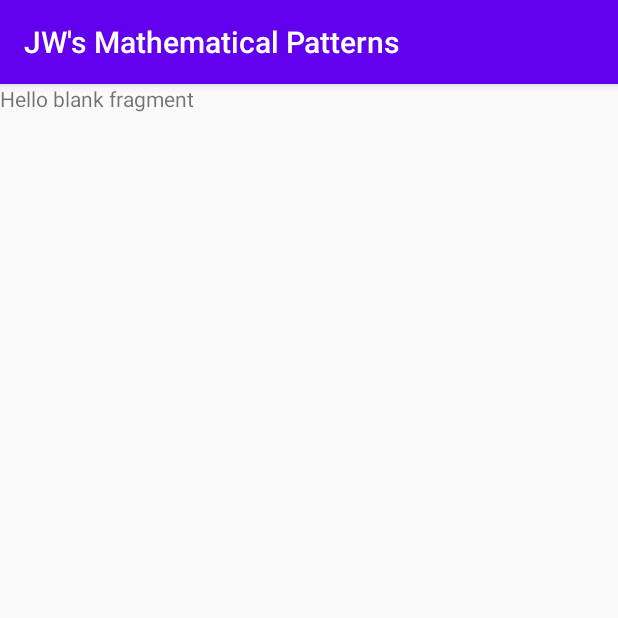
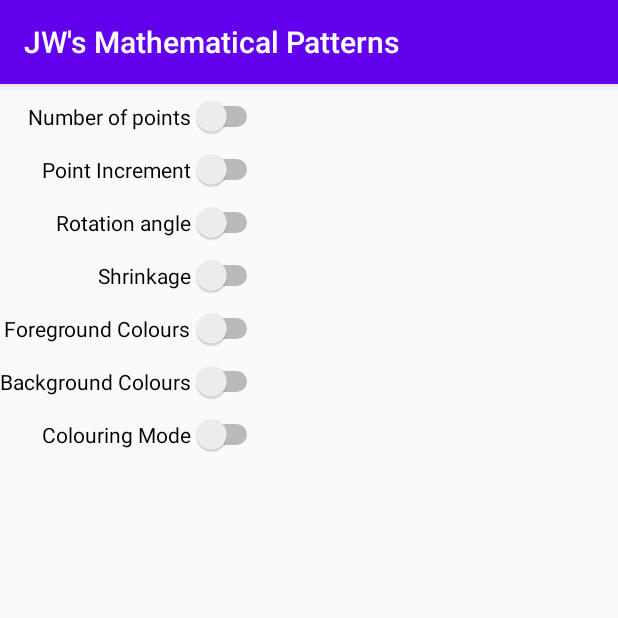
Before and after one commit to EddAardvark/android_app_1, an Android app: the fragment StarAnimationSettings shown on its own in the app's theme, on a phone screen of 412 x 824 dp, the top half of it. Run offline under Robolectric (Android 15) with nearby library versions, the phone set to English and light mode, and no system bars.

Commit message:
Populated the randomiser settings tab

```diff
--- a/app/src/main/java/com/dialogs/ManageStarSettings.java
+++ b/app/src/main/java/com/dialogs/ManageStarSettings.java
@@ -125,6 +125,8 @@ public class ManageStarSettings extends DialogFragment {
                 case R.id.ok_button:
                     if (m_animation_fragment.onAccept () && m_pattern_fragment.onAccept() && m_randomiser_fragment.onAccept ()) {
                         dismiss ();
+
+                        m_randomiser_fragment.UpdateSettings();
                         m_result.UpdateStarSettings(m_id, m_settings.toBundle());
                     }
                     break;
--- a/app/src/main/java/com/patterns/StarAnimationSettings.java
+++ b/app/src/main/java/com/patterns/StarAnimationSettings.java
@@ -51,7 +51,8 @@ public class StarAnimationSettings extends Fragment {
     public View onCreateView(LayoutInflater inflater, ViewGroup container,
                              Bundle savedInstanceState) {
         // Inflate the layout for this fragment
-        return inflater.inflate(R.layout.star_settings_animation, container, false);
+        View v =  inflater.inflate(R.layout.star_settings_randomiser, container, false);
+        return v;
     }
 
     public boolean onAccept() {
--- a/app/src/main/java/com/patterns/StarBasicSettings.java
+++ b/app/src/main/java/com/patterns/StarBasicSettings.java
@@ -49,7 +49,6 @@ public class StarBasicSettings extends Fragment {
      * @return A new instance of fragment StarrandomiserSettings.
      */
     public static StarBasicSettings newInstance(StarSettings settings) {
-
 
         StarBasicSettings fragment = new StarBasicSettings();
         fragment.setSettings(settings);
--- a/app/src/main/res/layout/activity_main.xml
+++ b/app/src/main/res/layout/activity_main.xml
@@ -1,5 +1,6 @@
 <?xml version="1.0" encoding="utf-8"?>
-<androidx.constraintlayout.widget.ConstraintLayout xmlns:android="http://schemas.android.com/apk/res/android"
+<androidx.constraintlayout.widget.ConstraintLayout
+    xmlns:android="http://schemas.android.com/apk/res/android"
     xmlns:app="http://schemas.android.com/apk/res-auto"
     xmlns:tools="http://schemas.android.com/tools"
     android:layout_width="match_parent"
--- a/app/src/main/res/layout/star_settings_animation.xml
+++ b/app/src/main/res/layout/star_settings_animation.xml
@@ -1,13 +1,20 @@
-<FrameLayout xmlns:android="http://schemas.android.com/apk/res/android"
+<androidx.constraintlayout.widget.ConstraintLayout
+    xmlns:android="http://schemas.android.com/apk/res/android"
+    xmlns:app="http://schemas.android.com/apk/res-auto"
     xmlns:tools="http://schemas.android.com/tools"
-    android:layout_width="match_parent"
-    android:layout_height="match_parent"
-    tools:context="com.patterns.StarAnimationSettings">
+    android:layout_width="wrap_content"
+    android:layout_height="wrap_content">
 
-    <!-- TODO: Update blank fragment layout -->
+
     <TextView
-        android:layout_width="match_parent"
-        android:layout_height="match_parent"
-        android:text="@string/hello_blank_fragment" />
+        android:id="@+id/tv4"
+        android:layout_width="wrap_content"
+        android:layout_height="wrap_content"
+        android:layout_marginTop="24dp"
+        android:text="Animation"
+        android:textAppearance="@style/TextAppearance.AppCompat.Large"
+        app:layout_constraintLeft_toLeftOf="parent"
+        app:layout_constraintRight_toRightOf="parent"
+        app:layout_constraintTop_toTopOf="parent" />
 
-</FrameLayout>
+</androidx.constraintlayout.widget.ConstraintLayout>
--- a/app/src/main/res/layout/star_settings_randomiser.xml
+++ b/app/src/main/res/layout/star_settings_randomiser.xml
@@ -1,13 +1,72 @@
-<FrameLayout xmlns:android="http://schemas.android.com/apk/res/android"
+<androidx.constraintlayout.widget.ConstraintLayout
+    xmlns:android="http://schemas.android.com/apk/res/android"
+    xmlns:app="http://schemas.android.com/apk/res-auto"
     xmlns:tools="http://schemas.android.com/tools"
-    android:layout_width="match_parent"
-    android:layout_height="match_parent"
-    tools:context="com.patterns.StarRandomiserSettings">
+    android:layout_width="wrap_content"
+    android:layout_height="wrap_content">
 
-    <!-- TODO: Update blank fragment layout -->
-    <TextView
-        android:layout_width="match_parent"
-        android:layout_height="match_parent"
-        android:text="@string/hello_blank_fragment" />
+    <Switch
+        android:id="@+id/num_points"
+        android:layout_width="wrap_content"
+        android:layout_height="wrap_content"
+        android:layout_marginTop="@dimen/spacing_medium"
+        android:text="Number of points"
+        app:layout_constraintEnd_toEndOf="parent"
+        app:layout_constraintTop_toTopOf="parent" />
 
-</FrameLayout>
+    <Switch
+        android:id="@+id/point_step"
+        android:layout_width="wrap_content"
+        android:layout_height="wrap_content"
+        android:layout_marginTop="@dimen/spacing_medium"
+        android:text="Point Increment"
+        app:layout_constraintEnd_toEndOf="parent"
+        app:layout_constraintTop_toBottomOf="@+id/num_points" />
+
+    <Switch
+        android:id="@+id/angles"
+        android:layout_width="wrap_content"
+        android:layout_height="wrap_content"
+        android:layout_marginTop="@dimen/spacing_medium"
+        android:text="Rotation angle"
+        app:layout_constraintEnd_toEndOf="parent"
+        app:layout_constraintTop_toBottomOf="@+id/point_step" />
+
+    <Switch
+        android:id="@+id/shrinkage"
+        android:layout_width="wrap_content"
+        android:layout_height="wrap_content"
+        android:layout_marginTop="@dimen/spacing_medium"
+        android:text="Shrinkage"
+        app:layout_constraintEnd_toEndOf="parent"
+        app:layout_constraintTop_toBottomOf="@+id/angles" />
+
+    <Switch
+        android:id="@+id/forground_colours"
+        android:layout_width="wrap_content"
+        android:layout_height="wrap_content"
+        android:layout_marginTop="@dimen/spacing_medium"
+        android:text="Foreground Colours"
+        app:layout_constraintEnd_toEndOf="parent"
+        app:layout_constraintTop_toBottomOf="@+id/shrinkage" />
+
+    <Switch
+        android:id="@+id/backround_colours"
+        android:layout_width="wrap_content"
+        android:layout_height="wrap_content"
+        android:layout_marginTop="@dimen/spacing_medium"
+        android:text="Background Colours"
+        app:layout_constraintEnd_toEndOf="parent"
+        app:layout_constraintTop_toBottomOf="@+id/forground_colours" />
+
+    <Switch
+        android:id="@+id/colour_mode"
+        android:layout_width="wrap_content"
+        android:layout_height="wrap_content"
+        android:layout_marginTop="@dimen/spacing_medium"
+        android:text="Colouring Mode"
+        app:layout_constraintEnd_toEndOf="parent"
+        app:layout_constraintTop_toBottomOf="@+id/backround_colours" />
+
+
+</androidx.constraintlayout.widget.ConstraintLayout>
```
Also changed, not shown: app/src/main/java/com/patterns/StarParameters.java (+7 -2 lines), app/src/main/java/com/patterns/StarRandomiserSettings.java (+27 -6 lines), app/src/main/java/com/patterns/StarSettings.java (+36 -0 lines).
